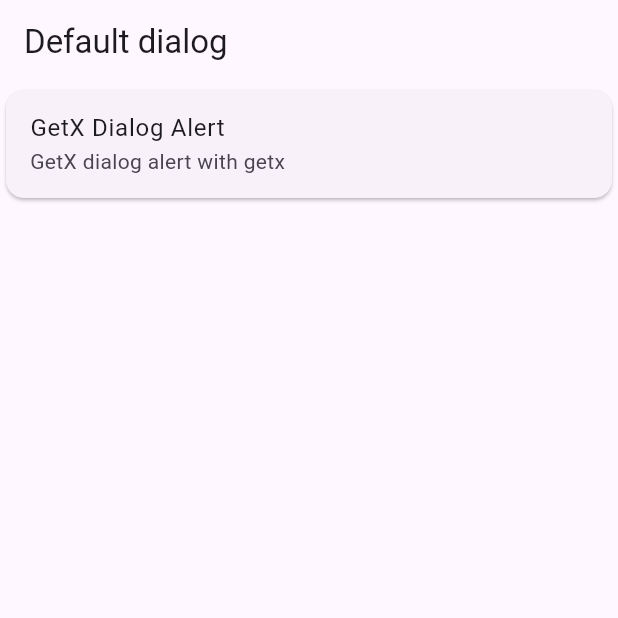
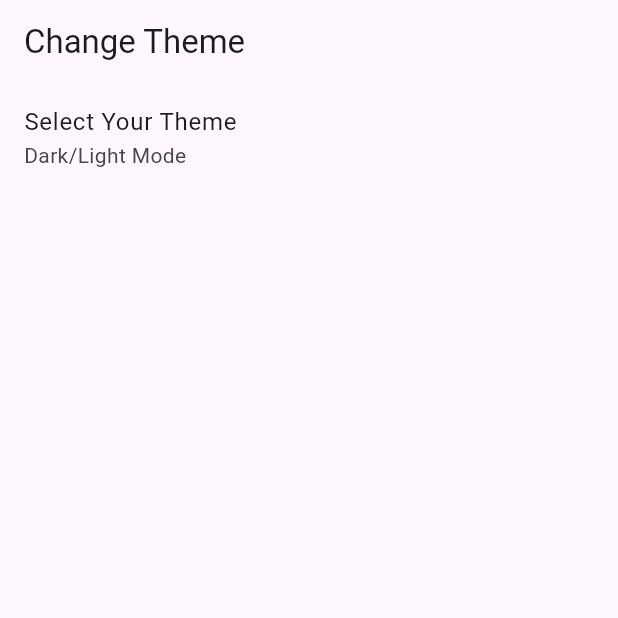
Before and after one commit to busrakk/app-with-getx, a Flutter app: the screen it shows after launch, on a phone screen of 412 x 824 dp, the top half of it. Run offline on Flutter 3.47's test engine with Material 2 defaults, Android fonts, the phone set to English and light mode, and no system bars; our stand-ins replace get.

Commit message:
change theme with getx

```diff
--- /dev/null
+++ b/lib/change_theme.dart
@@ -0,0 +1,63 @@
+import 'package:flutter/material.dart';
+import 'package:get/get.dart';
+
+class ChangeTheme extends StatefulWidget {
+  const ChangeTheme({super.key});
+
+  @override
+  State<ChangeTheme> createState() => _ChangeThemeState();
+}
+
+class _ChangeThemeState extends State<ChangeTheme> {
+  @override
+  Widget build(BuildContext context) {
+    return Scaffold(
+      appBar: AppBar(
+        title: const Text("Change Theme"),
+      ),
+      body: Column(
+        children: [
+          ListTile(
+            title: const Text("Select Your Theme"),
+            subtitle: const Text("Dark/Light Mode"),
+            onTap: () {
+              Get.bottomSheet(Container(
+                child: Column(
+                  mainAxisSize: MainAxisSize.min,
+                  children: [
+                    ListTile(
+                      leading: const Icon(
+                        Icons.dark_mode,
+                        color: Colors.white,
+                      ),
+                      title: const Text("Dark Mode"),
+                      tileColor: Colors.black,
+                      textColor: Colors.white,
+                      onTap: () {
+                        Get.changeTheme(ThemeData.dark());
+                        Get.back();
+                      },
+                    ),
+                    ListTile(
+                      leading: const Icon(
+                        Icons.light_mode,
+                        color: Colors.white,
+                      ),
+                      title: const Text("Light Mode"),
+                      tileColor: Colors.blue,
+                      textColor: Colors.white,
+                      onTap: () {
+                        Get.changeTheme(ThemeData.light());
+                        Get.back();
+                      },
+                    )
+                  ],
+                ),
+              ));
+            },
+          )
+        ],
+      ),
+    );
+  }
+}
--- a/lib/main.dart
+++ b/lib/main.dart
@@ -1,6 +1,6 @@
 import 'package:flutter/material.dart';
 import 'package:get/get.dart';
-import 'package:getx/default_dialog.dart';
+import 'package:getx/change_theme.dart';
 
 void main() {
   runApp(const MyApp());
@@ -19,7 +19,7 @@ class MyApp extends StatelessWidget {
         colorScheme: ColorScheme.fromSeed(seedColor: Colors.deepPurple),
         useMaterial3: true,
       ),
-      home: const DefaultDialog(),
+      home: const ChangeTheme(),
     );
   }
 }
```
